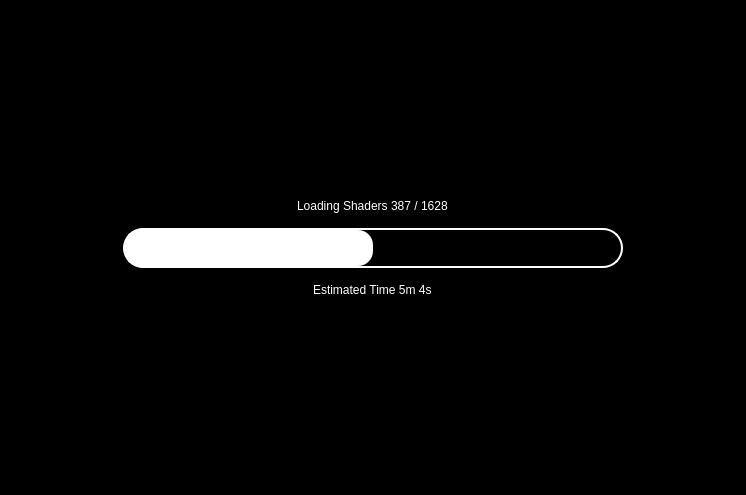
This is src/lichii/loading_screen.ui in elnekugm/TuttiFrutti as Qt 5 draws it before an edit. The edited form follows.
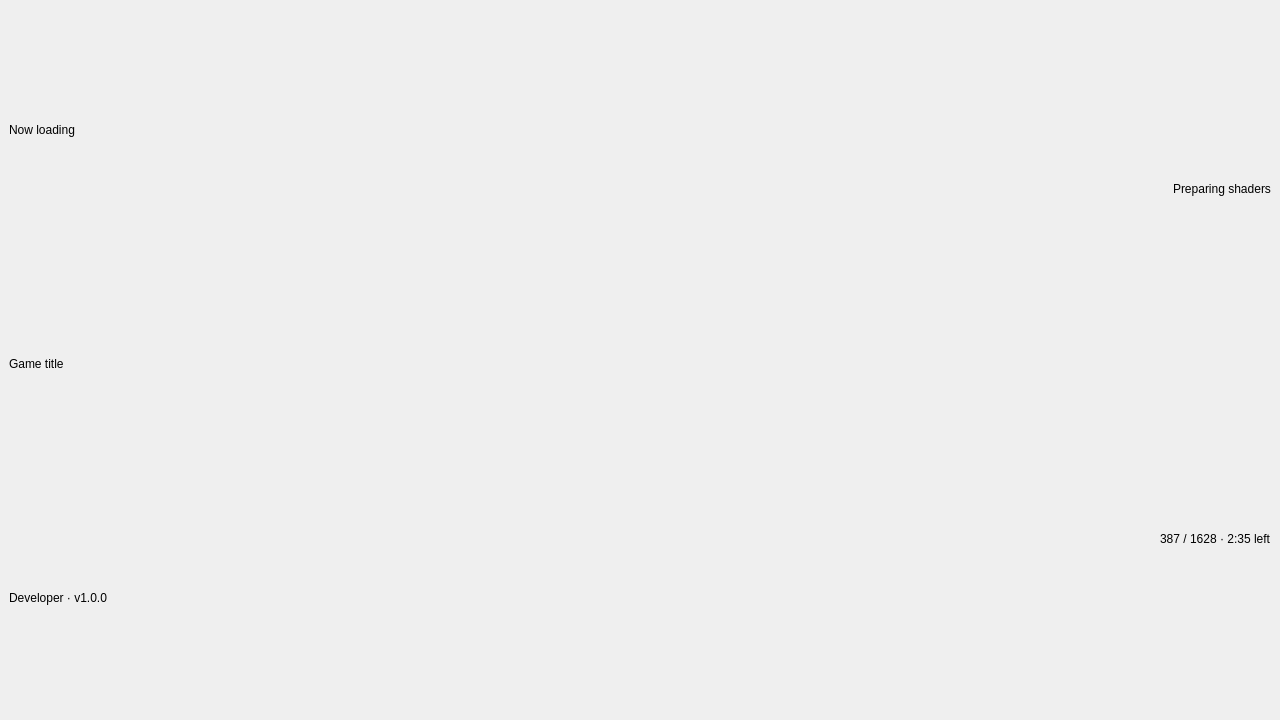
This is the edited form.

Commit message: ui: game loading screen with banner art, library cover art, royal blue theme, auto controller

```diff
--- a/src/lichii/loading_screen.ui
+++ b/src/lichii/loading_screen.ui
@@ -6,14 +6,11 @@
    <rect>
     <x>0</x>
     <y>0</y>
-    <width>746</width>
-    <height>495</height>
+    <width>1280</width>
+    <height>720</height>
    </rect>
   </property>
-  <property name="styleSheet">
-   <string notr="true">background-color: rgb(0, 0, 0);</string>
-  </property>
-  <layout class="QVBoxLayout">
+  <layout class="QVBoxLayout" name="rootLayout">
    <property name="spacing">
     <number>0</number>
    </property>
@@ -35,125 +32,87 @@
       <property name="spacing">
        <number>0</number>
       </property>
-      <property name="leftMargin">
-       <number>0</number>
-      </property>
-      <property name="topMargin">
-       <number>0</number>
-      </property>
-      <property name="rightMargin">
-       <number>0</number>
-      </property>
-      <property name="bottomMargin">
-       <number>0</number>
-      </property>
-      <item alignment="Qt::AlignLeft|Qt::AlignTop">
-       <widget class="QLabel" name="logo">
-        <property name="text">
-         <string/>
+      <item>
+       <layout class="QHBoxLayout" name="top_row">
+        <item>
+         <spacer name="topSpacer">
+          <property name="orientation">
+           <enum>Qt::Horizontal</enum>
+          </property>
+         </spacer>
+        </item>
+       </layout>
+      </item>
+      <item>
+       <spacer name="middleSpacer">
+        <property name="orientation">
+         <enum>Qt::Vertical</enum>
         </property>
-        <property name="alignment">
-         <set>Qt::AlignLeading|Qt::AlignLeft|Qt::AlignTop</set>
-        </property>
-        <property name="margin">
-         <number>30</number>
-        </property>
-       </widget>
+       </spacer>
       </item>
       <item>
-       <layout class="QVBoxLayout" name="verticalLayout" stretch="1,0,1">
+       <layout class="QHBoxLayout" name="bottom_row">
         <property name="spacing">
-         <number>15</number>
+         <number>24</number>
         </property>
-        <property name="sizeConstraint">
-         <enum>QLayout::SetNoConstraint</enum>
-        </property>
-        <item alignment="Qt::AlignHCenter|Qt::AlignBottom">
-         <widget class="QLabel" name="stage">
-          <property name="sizePolicy">
-           <sizepolicy hsizetype="Minimum" vsizetype="Minimum">
-            <horstretch>0</horstretch>
-            <verstretch>0</verstretch>
-           </sizepolicy>
+        <item>
+         <layout class="QVBoxLayout" name="info">
+          <property name="spacing">
+           <number>8</number>
           </property>
-          <property name="styleSheet">
-           <string notr="true">background-color: black; color: white;
-font: 75 20pt &quot;Arial&quot;;</string>
-          </property>
-          <property name="text">
-           <string>Loading Shaders 387 / 1628</string>
-          </property>
-         </widget>
+          <item>
+           <widget class="QLabel" name="eyebrow">
+            <property name="text">
+             <string>Now loading</string>
+            </property>
+           </widget>
+          </item>
+          <item>
+           <widget class="QLabel" name="title">
+            <property name="text">
+             <string notr="true">Game title</string>
+            </property>
+           </widget>
+          </item>
+          <item>
+           <widget class="QLabel" name="meta">
+            <property name="text">
+             <string notr="true">Developer · v1.0.0</string>
+            </property>
+           </widget>
+          </item>
+         </layout>
         </item>
-        <item alignment="Qt::AlignHCenter|Qt::AlignTop">
-         <widget class="QProgressBar" name="progress_bar">
-          <property name="sizePolicy">
-           <sizepolicy hsizetype="Expanding" vsizetype="Preferred">
-            <horstretch>0</horstretch>
-            <verstretch>0</verstretch>
-           </sizepolicy>
+        <item>
+         <spacer name="bottomSpacer">
+          <property name="orientation">
+           <enum>Qt::Horizontal</enum>
           </property>
-          <property name="minimumSize">
-           <size>
-            <width>500</width>
-            <height>40</height>
-           </size>
-          </property>
-          <property name="styleSheet">
-           <string notr="true">QProgressBar {
-color: white;
-border: 2px solid white;
-outline-color: black;
-border-radius: 20px;
-}
-QProgressBar::chunk {
-background-color: white;
-border-radius: 15px;
-}</string>
-          </property>
-          <property name="value">
-           <number>50</number>
-          </property>
-          <property name="textVisible">
-           <bool>false</bool>
-          </property>
-          <property name="format">
-           <string>Loading Shaders %v out of %m</string>
-          </property>
-         </widget>
+         </spacer>
         </item>
-        <item alignment="Qt::AlignHCenter|Qt::AlignTop">
-         <widget class="QLabel" name="value">
-          <property name="toolTip">
-           <string notr="true"/>
+        <item>
+         <layout class="QVBoxLayout" name="status">
+          <property name="spacing">
+           <number>6</number>
           </property>
-          <property name="styleSheet">
-           <string notr="true">background-color: black; color: white;
-font: 75 15pt &quot;Arial&quot;;</string>
-          </property>
-          <property name="text">
-           <string>Estimated Time 5m 4s</string>
-          </property>
-         </widget>
+          <item alignment="Qt::AlignRight">
+           <widget class="QLabel" name="stage">
+            <property name="text">
+             <string notr="true">Preparing shaders</string>
+            </property>
+           </widget>
+          </item>
+          <item alignment="Qt::AlignRight">
+           <widget class="QLabel" name="value">
+            <property name="text">
+             <string notr="true">387 / 1628 · 2:35 left</string>
+            </property>
+           </widget>
+          </item>
+         </layout>
         </item>
        </layout>
       </item>
-      <item alignment="Qt::AlignRight|Qt::AlignBottom">
-       <widget class="QLabel" name="banner">
-        <property name="styleSheet">
-         <string notr="true">background-color: black;</string>
-        </property>
-        <property name="text">
-         <string/>
-        </property>
-        <property name="alignment">
-         <set>Qt::AlignCenter</set>
-        </property>
-        <property name="margin">
-         <number>30</number>
-        </property>
-       </widget>
-      </item>
      </layout>
     </widget>
    </item>
```
Left out of the diff: 2 changed lines with no effect on the pictures. The commit also changes 108 other files.
